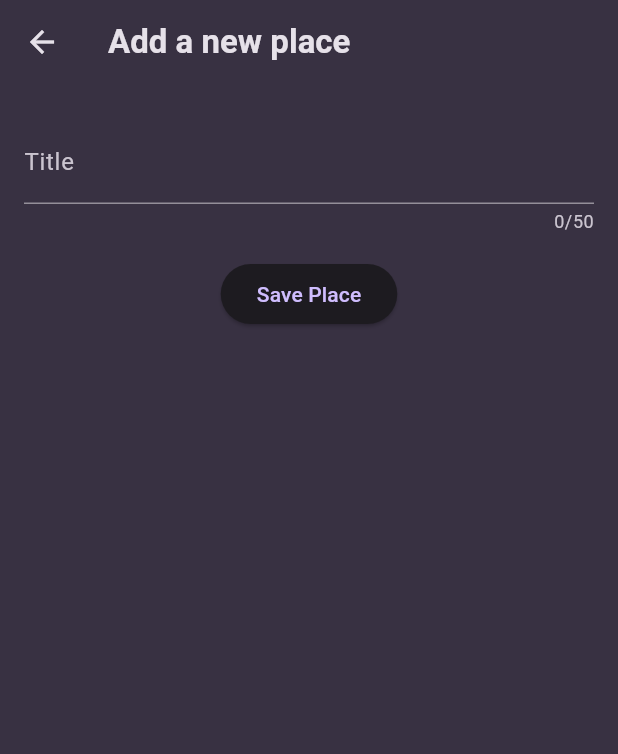
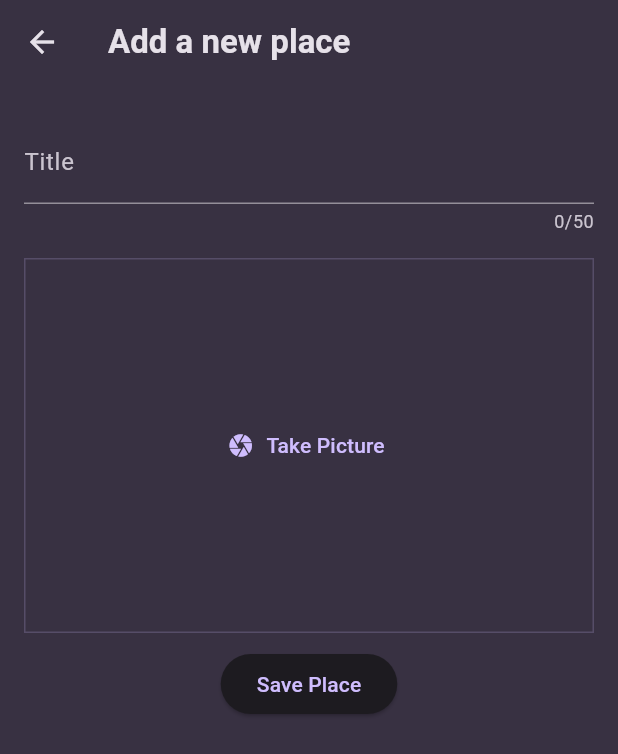
Before and after one commit to Satoshi-Sh/favorite_place, a Flutter app: the NewPlace screen opened directly, on a phone screen of 412 x 824 dp. Shown: the top 754 px of the screen. Run offline on Flutter 3.47's test engine with Material 3 defaults, Android fonts, the phone set to English and light mode, and no system bars; our stand-ins replace flutter_riverpod, google_fonts.

Commit message:
Finished 246. Adding a Pick an Image input

```diff
--- a/lib/screens/new_place.dart
+++ b/lib/screens/new_place.dart
@@ -1,3 +1,4 @@
+import 'package:favorite_place/widgets/image_input.dart';
 import 'package:flutter/material.dart';
 import 'package:favorite_place/providers/places_provider.dart';
 import 'package:flutter_riverpod/flutter_riverpod.dart';
@@ -67,6 +68,8 @@ class _NewPlaceState extends ConsumerState<NewPlace> {
                 ),
               ),
               const SizedBox(height: 16),
+              ImageInput(),
+              const SizedBox(height: 10),
               ElevatedButton(
                 onPressed: submitPlaceData,
                 child: const Text('Save Place'),
--- /dev/null
+++ b/lib/widgets/image_input.dart
@@ -0,0 +1,32 @@
+import 'package:flutter/material.dart';
+
+class ImageInput extends StatefulWidget {
+  const ImageInput({super.key});
+
+  @override
+  State<StatefulWidget> createState() {
+    return _ImageInputState();
+  }
+}
+
+class _ImageInputState extends State<ImageInput> {
+  @override
+  Widget build(BuildContext context) {
+    void takePicture() {}
+    return Container(
+      decoration: BoxDecoration(
+        border: Border.all(
+          width: 1,
+          color: Theme.of(context).colorScheme.primary.withValues(alpha: 0.2),
+        ),
+      ),
+      height: 250,
+      width: double.infinity,
+      child: TextButton.icon(
+        onPressed: takePicture,
+        icon: const Icon(Icons.camera),
+        label: const Text("Take Picture"),
+      ),
+    );
+  }
+}
```
